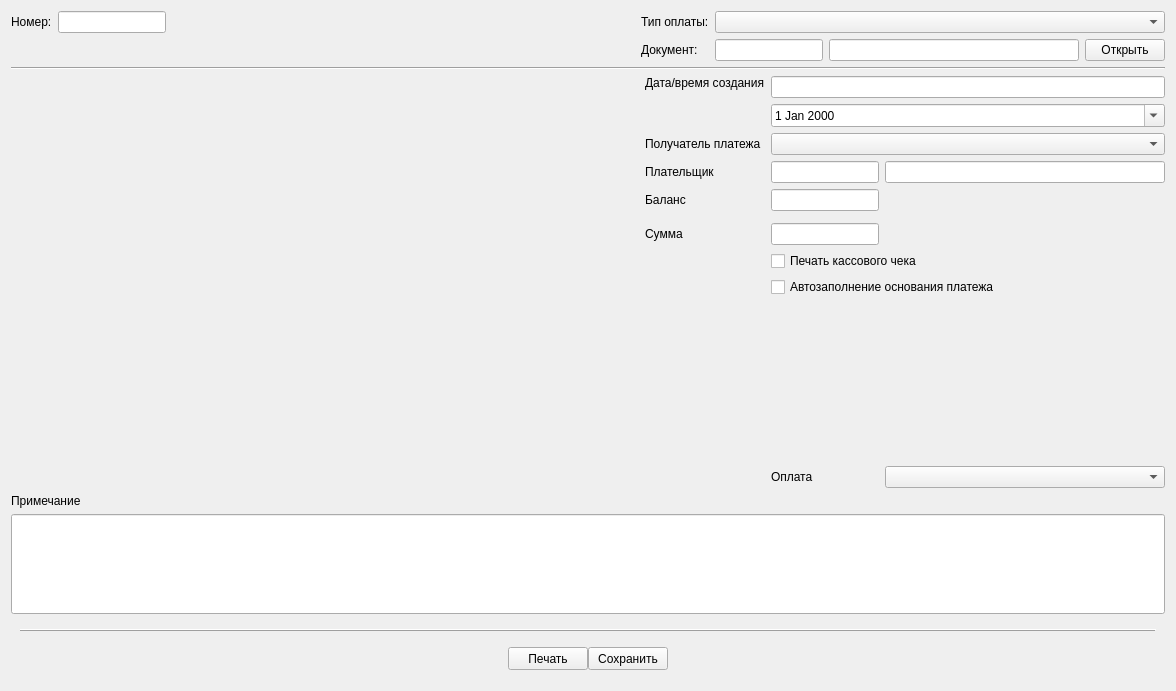
solderercb/snap_crm, file tabcashoperation.ui: the form before one commit.
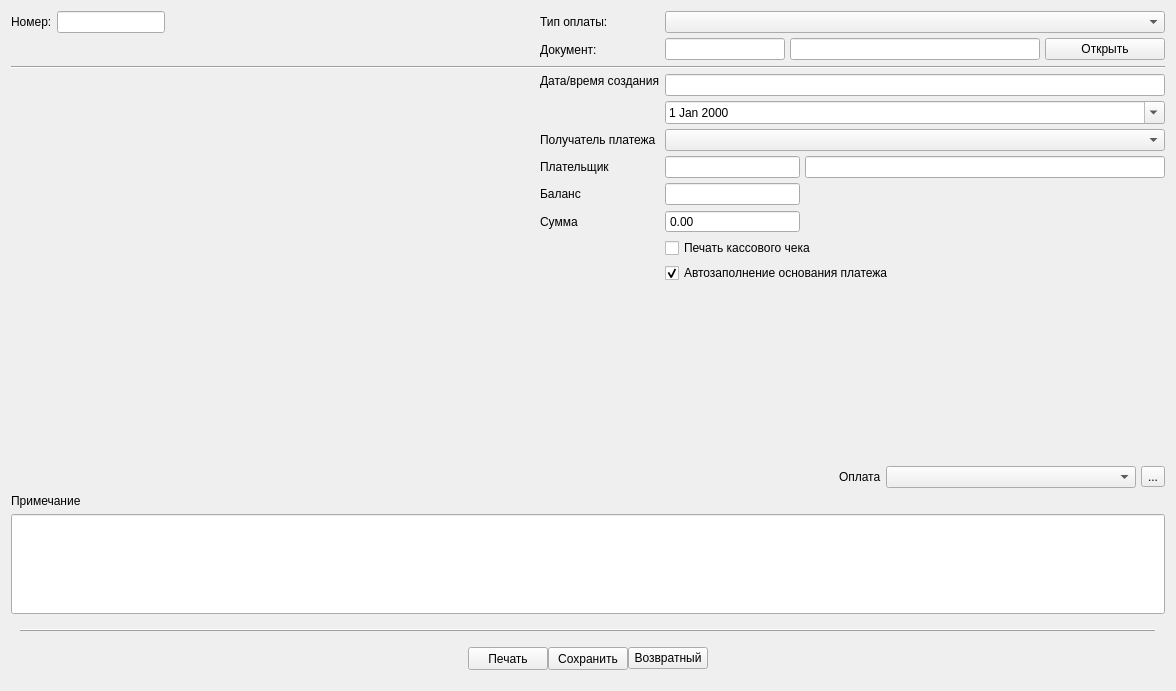
The form after the commit. Icons and pictures are not drawn. Custom widgets are drawn as their Qt base class.

Diff of the .ui file:
```diff
--- a/tabcashoperation.ui
+++ b/tabcashoperation.ui
@@ -20,6 +20,602 @@
    <property name="sizeConstraint">
     <enum>QLayout::SetMaximumSize</enum>
    </property>
+   <item row="0" column="0">
+    <layout class="QGridLayout" name="tabLayout" columnstretch="0">
+     <property name="sizeConstraint">
+      <enum>QLayout::SetMaximumSize</enum>
+     </property>
+     <item row="1" column="0">
+      <layout class="QVBoxLayout" name="verticalLayout" stretch="0,0">
+       <item>
+        <layout class="QGridLayout" name="centerGridLayout" rowstretch="0,0,0,0,0,0,0,0,0,0,0,0,0" columnstretch="1,0,0" columnminimumwidth="0,0,500">
+         <property name="spacing">
+          <number>5</number>
+         </property>
+         <item row="3" column="2">
+          <widget class="QLineEdit" name="lineEditDate">
+           <property name="readOnly">
+            <bool>true</bool>
+           </property>
+          </widget>
+         </item>
+         <item row="4" column="2">
+          <widget class="QDateEdit" name="dateEdit">
+           <property name="frame">
+            <bool>true</bool>
+           </property>
+           <property name="showGroupSeparator" stdset="0">
+            <bool>false</bool>
+           </property>
+           <property name="dateTime">
+            <datetime>
+             <hour>0</hour>
+             <minute>0</minute>
+             <second>0</second>
+             <year>2000</year>
+             <month>1</month>
+             <day>1</day>
+            </datetime>
+           </property>
+           <property name="maximumDateTime">
+            <datetime>
+             <hour>23</hour>
+             <minute>59</minute>
+             <second>59</second>
+             <year>2029</year>
+             <month>12</month>
+             <day>31</day>
+            </datetime>
+           </property>
+           <property name="minimumDateTime">
+            <datetime>
+             <hour>0</hour>
+             <minute>0</minute>
+             <second>0</second>
+             <year>2000</year>
+             <month>1</month>
+             <day>1</day>
+            </datetime>
+           </property>
+           <property name="calendarPopup">
+            <bool>true</bool>
+           </property>
+          </widget>
+         </item>
+         <item row="5" column="1">
+          <widget class="QLabel" name="labelCompany">
+           <property name="text">
+            <string>Получатель платежа</string>
+           </property>
+          </widget>
+         </item>
+         <item row="0" column="2">
+          <widget class="QComboBox" name="comboBoxOrderType">
+           <property name="sizePolicy">
+            <sizepolicy hsizetype="MinimumExpanding" vsizetype="Fixed">
+             <horstretch>0</horstretch>
+             <verstretch>0</verstretch>
+            </sizepolicy>
+           </property>
+          </widget>
+         </item>
+         <item row="6" column="2">
+          <layout class="QHBoxLayout" name="horizontalLayout_2" stretch="0,10">
+           <property name="sizeConstraint">
+            <enum>QLayout::SetFixedSize</enum>
+           </property>
+           <item>
+            <widget class="QLineEdit" name="lineClientId">
+             <property name="sizePolicy">
+              <sizepolicy hsizetype="Minimum" vsizetype="Fixed">
+               <horstretch>0</horstretch>
+               <verstretch>0</verstretch>
+              </sizepolicy>
+             </property>
+             <property name="minimumSize">
+              <size>
+               <width>135</width>
+               <height>20</height>
+              </size>
+             </property>
+             <property name="styleSheet">
+              <string notr="true"/>
+             </property>
+            </widget>
+           </item>
+           <item>
+            <widget class="SLineEdit" name="lineEditClientLastName">
+             <property name="minimumSize">
+              <size>
+               <width>280</width>
+               <height>0</height>
+              </size>
+             </property>
+            </widget>
+           </item>
+          </layout>
+         </item>
+         <item row="10" column="2">
+          <widget class="QCheckBox" name="checkBoxAutoReason">
+           <property name="text">
+            <string>Автозаполнение основания платежа</string>
+           </property>
+           <property name="checked">
+            <bool>true</bool>
+           </property>
+          </widget>
+         </item>
+         <item row="0" column="0">
+          <layout class="QHBoxLayout" name="horizontalLayout_8">
+           <item>
+            <widget class="QLabel" name="labelOrderNum">
+             <property name="sizePolicy">
+              <sizepolicy hsizetype="Preferred" vsizetype="Fixed">
+               <horstretch>0</horstretch>
+               <verstretch>0</verstretch>
+              </sizepolicy>
+             </property>
+             <property name="styleSheet">
+              <string notr="true"/>
+             </property>
+             <property name="text">
+              <string>Номер:</string>
+             </property>
+             <property name="margin">
+              <number>3</number>
+             </property>
+             <property name="indent">
+              <number>0</number>
+             </property>
+            </widget>
+           </item>
+           <item>
+            <widget class="QLineEdit" name="lineEditOrderNum">
+             <property name="sizePolicy">
+              <sizepolicy hsizetype="Minimum" vsizetype="Fixed">
+               <horstretch>0</horstretch>
+               <verstretch>0</verstretch>
+              </sizepolicy>
+             </property>
+             <property name="styleSheet">
+              <string notr="true"/>
+             </property>
+             <property name="readOnly">
+              <bool>true</bool>
+             </property>
+            </widget>
+           </item>
+           <item>
+            <spacer name="horizontalSpacer_3">
+             <property name="orientation">
+              <enum>Qt::Horizontal</enum>
+             </property>
+             <property name="sizeHint" stdset="0">
+              <size>
+               <width>40</width>
+               <height>20</height>
+              </size>
+             </property>
+            </spacer>
+           </item>
+          </layout>
+         </item>
+         <item row="6" column="1">
+          <widget class="QLabel" name="labelClient">
+           <property name="text">
+            <string>Плательщик</string>
+           </property>
+          </widget>
+         </item>
+         <item row="5" column="2">
+          <widget class="QComboBox" name="comboBoxCompany">
+           <property name="insertPolicy">
+            <enum>QComboBox::NoInsert</enum>
+           </property>
+          </widget>
+         </item>
+         <item row="11" column="2">
+          <spacer name="verticalSpacer_2">
+           <property name="orientation">
+            <enum>Qt::Vertical</enum>
+           </property>
+           <property name="sizeHint" stdset="0">
+            <size>
+             <width>20</width>
+             <height>40</height>
+            </size>
+           </property>
+          </spacer>
+         </item>
+         <item row="8" column="1">
+          <widget class="QLabel" name="labelSumm">
+           <property name="text">
+            <string>Сумма</string>
+           </property>
+          </widget>
+         </item>
+         <item row="1" column="2">
+          <layout class="QHBoxLayout" name="horizontalLayout_5">
+           <item>
+            <widget class="QLineEdit" name="lineEditLinkedObjId">
+             <property name="sizePolicy">
+              <sizepolicy hsizetype="Minimum" vsizetype="Fixed">
+               <horstretch>0</horstretch>
+               <verstretch>0</verstretch>
+              </sizepolicy>
+             </property>
+             <property name="styleSheet">
+              <string notr="true"/>
+             </property>
+            </widget>
+           </item>
+           <item>
+            <widget class="QLineEdit" name="lineEditLinkedObjCaption">
+             <property name="sizePolicy">
+              <sizepolicy hsizetype="Minimum" vsizetype="Fixed">
+               <horstretch>0</horstretch>
+               <verstretch>0</verstretch>
+              </sizepolicy>
+             </property>
+             <property name="minimumSize">
+              <size>
+               <width>250</width>
+               <height>0</height>
+              </size>
+             </property>
+             <property name="styleSheet">
+              <string notr="true"/>
+             </property>
+            </widget>
+           </item>
+           <item>
+            <widget class="QPushButton" name="pushButtonOpenLinkedObject">
+             <property name="text">
+              <string>Открыть</string>
+             </property>
+            </widget>
+           </item>
+          </layout>
+         </item>
+         <item row="2" column="0" colspan="3">
+          <widget class="Line" name="line_2">
+           <property name="orientation">
+            <enum>Qt::Horizontal</enum>
+           </property>
+          </widget>
+         </item>
+         <item row="1" column="0">
+          <widget class="QWidget" name="widgetPaddingForLayout" native="true">
+           <property name="sizePolicy">
+            <sizepolicy hsizetype="Fixed" vsizetype="Fixed">
+             <horstretch>0</horstretch>
+             <verstretch>0</verstretch>
+            </sizepolicy>
+           </property>
+           <property name="minimumSize">
+            <size>
+             <width>10</width>
+             <height>23</height>
+            </size>
+           </property>
+           <property name="maximumSize">
+            <size>
+             <width>10</width>
+             <height>23</height>
+            </size>
+           </property>
+          </widget>
+         </item>
+         <item row="0" column="1">
+          <widget class="QLabel" name="labelOrderType">
+           <property name="styleSheet">
+            <string notr="true"/>
+           </property>
+           <property name="text">
+            <string>Тип оплаты:</string>
+           </property>
+          </widget>
+         </item>
+         <item row="7" column="2">
+          <layout class="QHBoxLayout" name="horizontalLayout" stretch="0,1">
+           <property name="sizeConstraint">
+            <enum>QLayout::SetMinAndMaxSize</enum>
+           </property>
+           <item>
+            <widget class="QLineEdit" name="lineEditBalance">
+             <property name="sizePolicy">
+              <sizepolicy hsizetype="Minimum" vsizetype="Fixed">
+               <horstretch>0</horstretch>
+               <verstretch>0</verstretch>
+              </sizepolicy>
+             </property>
+             <property name="minimumSize">
+              <size>
+               <width>135</width>
+               <height>0</height>
+              </size>
+             </property>
+             <property name="readOnly">
+              <bool>true</bool>
+             </property>
+            </widget>
+           </item>
+           <item>
+            <spacer name="horizontalSpacer_4">
+             <property name="orientation">
+              <enum>Qt::Horizontal</enum>
+             </property>
+             <property name="sizeHint" stdset="0">
+              <size>
+               <width>40</width>
+               <height>20</height>
+              </size>
+             </property>
+            </spacer>
+           </item>
+          </layout>
+         </item>
+         <item row="8" column="2">
+          <layout class="QHBoxLayout" name="horizontalLayout_3" stretch="0,1">
+           <property name="sizeConstraint">
+            <enum>QLayout::SetMinAndMaxSize</enum>
+           </property>
+           <item>
+            <widget class="QDoubleSpinBox" name="doubleSpinBoxAmount">
+             <property name="sizePolicy">
+              <sizepolicy hsizetype="Minimum" vsizetype="Fixed">
+               <horstretch>0</horstretch>
+               <verstretch>0</verstretch>
+              </sizepolicy>
+             </property>
+             <property name="minimumSize">
+              <size>
+               <width>135</width>
+               <height>0</height>
+              </size>
+             </property>
+             <property name="buttonSymbols">
+              <enum>QAbstractSpinBox::NoButtons</enum>
+             </property>
+             <property name="specialValueText">
+              <string notr="true"/>
+             </property>
+             <property name="correctionMode">
+              <enum>QAbstractSpinBox::CorrectToNearestValue</enum>
+             </property>
+             <property name="keyboardTracking">
+              <bool>true</bool>
+             </property>
+             <property name="prefix">
+              <string notr="true"/>
+             </property>
+             <property name="suffix">
+              <string notr="true"/>
+             </property>
+             <property name="maximum">
+              <double>9999999.990000000223517</double>
+             </property>
+             <property name="stepType">
+              <enum>QAbstractSpinBox::AdaptiveDecimalStepType</enum>
+             </property>
+            </widget>
+           </item>
+           <item>
+            <spacer name="horizontalSpacer_5">
+             <property name="orientation">
+              <enum>Qt::Horizontal</enum>
+             </property>
+             <property name="sizeType">
+              <enum>QSizePolicy::MinimumExpanding</enum>
+             </property>
+             <property name="sizeHint" stdset="0">
+              <size>
+               <width>40</width>
+               <height>20</height>
+              </size>
+             </property>
+            </spacer>
+           </item>
+          </layout>
+         </item>
+         <item row="12" column="2">
+          <layout class="QHBoxLayout" name="horizontalLayout_7" stretch="0,0,1,0">
+           <item>
+            <spacer name="horizontalSpacer_6">
+             <property name="orientation">
+              <enum>Qt::Horizontal</enum>
+             </property>
+             <property name="sizeHint" stdset="0">
+              <size>
+               <width>40</width>
+               <height>20</height>
+              </size>
+             </property>
+            </spacer>
+           </item>
+           <item>
+            <widget class="QLabel" name="labelPaymentAccount">
+             <property name="sizePolicy">
+              <sizepolicy hsizetype="Preferred" vsizetype="Fixed">
+               <horstretch>0</horstretch>
+               <verstretch>0</verstretch>
+              </sizepolicy>
+             </property>
+             <property name="text">
+              <string>Оплата</string>
+             </property>
+             <property name="margin">
+              <number>3</number>
+             </property>
+             <property name="indent">
+              <number>0</number>
+             </property>
+            </widget>
+           </item>
+           <item>
+            <widget class="QComboBox" name="comboBoxPaymentAccount">
+             <property name="minimumSize">
+              <size>
+               <width>50</width>
+               <height>0</height>
+              </size>
+             </property>
+             <property name="maximumSize">
+              <size>
+               <width>250</width>
+               <height>16777215</height>
+              </size>
+             </property>
+             <property name="insertPolicy">
+              <enum>QComboBox::NoInsert</enum>
+             </property>
+            </widget>
+           </item>
+           <item>
+            <widget class="QToolButton" name="toolButtonApplyPaymentSystem">
+             <property name="text">
+              <string>...</string>
+             </property>
+             <property name="icon">
+              <iconset resource="styles/styles.qrc">
+               <normaloff>:/icons/light/1F5F8_32.png</normaloff>:/icons/light/1F5F8_32.png</iconset>
+             </property>
+            </widget>
+           </item>
+          </layout>
+         </item>
+         <item row="7" column="1">
+          <widget class="QLabel" name="labelBalance">
+           <property name="text">
+            <string>Баланс</string>
+           </property>
+          </widget>
+         </item>
+         <item row="1" column="1">
+          <widget class="QLabel" name="labelOfLinkedObject">
+           <property name="styleSheet">
+            <string notr="true"/>
+           </property>
+           <property name="text">
+            <string>Документ:</string>
+           </property>
+          </widget>
+         </item>
+         <item row="9" column="2">
+          <widget class="QCheckBox" name="checkBoxPrintCheck">
+           <property name="text">
+            <string>Печать кассового чека</string>
+           </property>
+          </widget>
+         </item>
+         <item row="3" column="1" rowspan="2" alignment="Qt::AlignTop">
+          <widget class="QLabel" name="labelDate">
+           <property name="sizePolicy">
+            <sizepolicy hsizetype="Preferred" vsizetype="Fixed">
+             <horstretch>0</horstretch>
+             <verstretch>0</verstretch>
+            </sizepolicy>
+           </property>
+           <property name="text">
+            <string>Дата/время создания</string>
+           </property>
+           <property name="margin">
+            <number>3</number>
+           </property>
+           <property name="indent">
+            <number>0</number>
+           </property>
+          </widget>
+         </item>
+         <item row="6" column="0" rowspan="6">
+          <layout class="QVBoxLayout" name="verticalLayout_2">
+           <item>
+            <widget class="SClientMatch" name="widgetClientMatch" native="true">
+             <property name="enabled">
+              <bool>true</bool>
+             </property>
+             <property name="sizePolicy">
+              <sizepolicy hsizetype="Preferred" vsizetype="Minimum">
+               <horstretch>0</horstretch>
+               <verstretch>0</verstretch>
+              </sizepolicy>
+             </property>
+             <property name="minimumSize">
+              <size>
+               <width>0</width>
+               <height>0</height>
+              </size>
+             </property>
+             <property name="maximumSize">
+              <size>
+               <width>16777215</width>
+               <height>500</height>
+              </size>
+             </property>
+             <layout class="QGridLayout" name="gridLayout_6">
+              <property name="leftMargin">
+               <number>5</number>
+              </property>
+              <property name="topMargin">
+               <number>5</number>
+              </property>
+              <property name="rightMargin">
+               <number>5</number>
+              </property>
+              <property name="bottomMargin">
+               <number>5</number>
+              </property>
+              <property name="spacing">
+               <number>5</number>
+              </property>
+             </layout>
+            </widget>
+           </item>
+           <item>
+            <spacer name="verticalSpacer">
+             <property name="orientation">
+              <enum>Qt::Vertical</enum>
+             </property>
+             <property name="sizeHint" stdset="0">
+              <size>
+               <width>20</width>
+               <height>40</height>
+              </size>
+             </property>
+            </spacer>
+           </item>
+          </layout>
+         </item>
+        </layout>
+       </item>
+       <item>
+        <layout class="QVBoxLayout" name="orderReasonLayout">
+         <item>
+          <widget class="QLabel" name="labelComment">
+           <property name="text">
+            <string>Примечание</string>
+           </property>
+          </widget>
+         </item>
+         <item>
+          <widget class="QLineEdit" name="lineEditReason">
+           <property name="minimumSize">
+            <size>
+             <width>0</width>
+             <height>100</height>
+            </size>
+           </property>
+           <property name="alignment">
+            <set>Qt::AlignLeading|Qt::AlignLeft|Qt::AlignTop</set>
+           </property>
+          </widget>
+         </item>
+        </layout>
+       </item>
+      </layout>
+     </item>
+    </layout>
+   </item>
    <item row="1" column="0">
     <widget class="QWidget" name="botToolbar" native="true">
      <property name="minimumSize">
@@ -106,6 +702,13 @@
             </property>
            </widget>
           </item>
+          <item row="0" column="2">
+           <widget class="QPushButton" name="buttonRevert">
+            <property name="text">
+             <string>Возвратный</string>
+            </property>
+           </widget>
+          </item>
          </layout>
         </item>
         <item row="0" column="1">
@@ -152,437 +755,6 @@
      </layout>
     </widget>
    </item>
-   <item row="0" column="0">
-    <layout class="QGridLayout" name="tabLayout" columnstretch="1">
-     <property name="sizeConstraint">
-      <enum>QLayout::SetMaximumSize</enum>
-     </property>
-     <item row="1" column="0">
-      <layout class="QVBoxLayout" name="verticalLayout" stretch="0,0,0,0">
-       <item>
-        <layout class="QGridLayout" name="tabHeaderGridLayout">
-         <item row="1" column="5">
-          <widget class="QLineEdit" name="lineEditDocumentType">
-           <property name="sizePolicy">
-            <sizepolicy hsizetype="Minimum" vsizetype="Fixed">
-             <horstretch>0</horstretch>
-             <verstretch>0</verstretch>
-            </sizepolicy>
-           </property>
-           <property name="minimumSize">
-            <size>
-             <width>250</width>
-             <height>0</height>
-            </size>
-           </property>
-           <property name="styleSheet">
-            <string notr="true"/>
-           </property>
-          </widget>
-         </item>
-         <item row="0" column="0">
-          <widget class="QLabel" name="labelOrderNum">
-           <property name="sizePolicy">
-            <sizepolicy hsizetype="Preferred" vsizetype="Fixed">
-             <horstretch>0</horstretch>
-             <verstretch>0</verstretch>
-            </sizepolicy>
-           </property>
-           <property name="styleSheet">
-            <string notr="true"/>
-           </property>
-           <property name="text">
-            <string>Номер:</string>
-           </property>
-           <property name="margin">
-            <number>3</number>
-           </property>
-           <property name="indent">
-            <number>0</number>
-           </property>
-          </widget>
-         </item>
-         <item row="0" column="4" colspan="3">
-          <widget class="QComboBox" name="comboBoxOrderType">
-           <property name="sizePolicy">
-            <sizepolicy hsizetype="MinimumExpanding" vsizetype="Fixed">
-             <horstretch>0</horstretch>
-             <verstretch>0</verstretch>
-            </sizepolicy>
-           </property>
-          </widget>
-         </item>
-         <item row="0" column="1">
-          <widget class="QLineEdit" name="lineEditOrderNum">
-           <property name="sizePolicy">
-            <sizepolicy hsizetype="Minimum" vsizetype="Fixed">
-             <horstretch>0</horstretch>
-             <verstretch>0</verstretch>
-            </sizepolicy>
-           </property>
-           <property name="styleSheet">
-            <string notr="true"/>
-           </property>
-           <property name="readOnly">
-            <bool>true</bool>
-           </property>
-          </widget>
-         </item>
-         <item row="1" column="3">
-          <widget class="QLabel" name="labelDocument">
-           <property name="styleSheet">
-            <string notr="true"/>
-           </property>
-           <property name="text">
-            <string>Документ:</string>
-           </property>
-          </widget>
-         </item>
-         <item row="1" column="4">
-          <widget class="QLineEdit" name="lineEditDocumentNum">
-           <property name="sizePolicy">
-            <sizepolicy hsizetype="Minimum" vsizetype="Fixed">
-             <horstretch>0</horstretch>
-             <verstretch>0</verstretch>
-            </sizepolicy>
-           </property>
-           <property name="styleSheet">
-            <string notr="true"/>
-           </property>
-          </widget>
-         </item>
-         <item row="0" column="3">
-          <widget class="QLabel" name="labelOrderType">
-           <property name="styleSheet">
-            <string notr="true"/>
-           </property>
-           <property name="text">
-            <string>Тип оплаты:</string>
-           </property>
-          </widget>
-         </item>
-         <item row="1" column="6">
-          <widget class="QPushButton" name="pushButtonOpenDocument">
-           <property name="text">
-            <string>Открыть</string>
-           </property>
-          </widget>
-         </item>
-         <item row="0" column="2">
-          <spacer name="horizontalSpacer_3">
-           <property name="orientation">
-            <enum>Qt::Horizontal</enum>
-           </property>
-           <property name="sizeHint" stdset="0">
-            <size>
-             <width>40</width>
-             <height>20</height>
-            </size>
-           </property>
-          </spacer>
-         </item>
-        </layout>
-       </item>
-       <item>
-        <widget class="Line" name="line_2">
-         <property name="orientation">
-          <enum>Qt::Horizontal</enum>
-         </property>
-        </widget>
-       </item>
-       <item>
-        <layout class="QGridLayout" name="centerGridLayout" rowstretch="0,0,0,0,0,0,0,0,0,0,0" columnstretch="1,0,0,0">
-         <item row="3" column="3">
-          <widget class="QLineEdit" name="lineEditClientLastName">
-           <property name="minimumSize">
-            <size>
-             <width>280</width>
-             <height>0</height>
-            </size>
-           </property>
-          </widget>
-         </item>
-         <item row="2" column="2" colspan="2">
-          <widget class="QComboBox" name="comboBoxCompany">
-           <property name="insertPolicy">
-            <enum>QComboBox::NoInsert</enum>
-           </property>
-          </widget>
-         </item>
-         <item row="1" column="2" colspan="2">
-          <widget class="QDateEdit" name="dateEdit">
-           <property name="frame">
-            <bool>true</bool>
-           </property>
-           <property name="showGroupSeparator" stdset="0">
-            <bool>false</bool>
-           </property>
-           <property name="dateTime">
-            <datetime>
-             <hour>0</hour>
-             <minute>0</minute>
-             <second>0</second>
-             <year>2000</year>
-             <month>1</month>
-             <day>1</day>
-            </datetime>
-           </property>
-           <property name="maximumDateTime">
-            <datetime>
-             <hour>23</hour>
-             <minute>59</minute>
-             <second>59</second>
-             <year>2029</year>
-             <month>12</month>
-             <day>31</day>
-            </datetime>
-           </property>
-           <property name="minimumDateTime">
-            <datetime>
-             <hour>0</hour>
-             <minute>0</minute>
-             <second>0</second>
-             <year>2000</year>
-             <month>1</month>
-             <day>1</day>
-            </datetime>
-           </property>
-           <property name="calendarPopup">
-            <bool>true</bool>
-           </property>
-          </widget>
-         </item>
-         <item row="3" column="1">
-          <widget class="QLabel" name="labelClient">
-           <property name="text">
-            <string>Плательщик</string>
-           </property>
-          </widget>
-         </item>
-         <item row="3" column="2">
-          <widget class="QLineEdit" name="lineClientId">
-           <property name="sizePolicy">
-            <sizepolicy hsizetype="Minimum" vsizetype="Fixed">
-             <horstretch>0</horstretch>
-             <verstretch>0</verstretch>
-            </sizepolicy>
-           </property>
-           <property name="minimumSize">
-            <size>
-             <width>30</width>
-             <height>0</height>
-            </size>
-           </property>
-          </widget>
-         </item>
-         <item row="0" column="2" colspan="2">
-          <widget class="QLineEdit" name="lineEditDate">
-           <property name="readOnly">
-            <bool>true</bool>
-           </property>
-          </widget>
-         </item>
-         <item row="2" column="0">
-          <spacer name="horizontalSpacer">
-           <property name="orientation">
-            <enum>Qt::Horizontal</enum>
-           </property>
-           <property name="sizeType">
-            <enum>QSizePolicy::MinimumExpanding</enum>
-           </property>
-           <property name="sizeHint" stdset="0">
-            <size>
-             <width>40</width>
-             <height>20</height>
-            </size>
-           </property>
-          </spacer>
-         </item>
-         <item row="2" column="1">
-          <widget class="QLabel" name="labelCompany">
-           <property name="text">
-            <string>Получатель платежа</string>
-           </property>
-          </widget>
-         </item>
-         <item row="4" column="1">
-          <widget class="QLabel" name="labelBalance">
-           <property name="text">
-            <string>Баланс</string>
-           </property>
-          </widget>
-         </item>
-         <item row="4" column="2">
-          <widget class="QLineEdit" name="lineEditBalance">
-           <property name="sizePolicy">
-            <sizepolicy hsizetype="Minimum" vsizetype="Fixed">
-             <horstretch>0</horstretch>
-             <verstretch>0</verstretch>
-            </sizepolicy>
-           </property>
-           <property name="minimumSize">
-            <size>
-             <width>40</width>
-             <height>0</height>
-            </size>
-           </property>
-           <property name="readOnly">
-            <bool>true</bool>
-           </property>
-          </widget>
-         </item>
-         <item row="6" column="1">
-          <widget class="QLabel" name="labelSumm">
-           <property name="text">
-            <string>Сумма</string>
-           </property>
-          </widget>
-         </item>
-         <item row="6" column="2">
-          <widget class="QLineEdit" name="lineEditSumm">
-           <property name="sizePolicy">
-            <sizepolicy hsizetype="Minimum" vsizetype="Fixed">
-             <horstretch>0</horstretch>
-             <verstretch>0</verstretch>
-            </sizepolicy>
-           </property>
-           <property name="minimumSize">
-            <size>
-             <width>40</width>
-             <height>0</height>
-            </size>
-           </property>
-          </widget>
-         </item>
-         <item row="8" column="2" colspan="2">
-          <widget class="QCheckBox" name="checkBoxAutoReason">
-           <property name="text">
-            <string>Автозаполнение основания платежа</string>
-           </property>
-          </widget>
-         </item>
-         <item row="7" column="2" colspan="2">
-          <widget class="QCheckBox" name="checkBoxPrintCheck">
-           <property name="text">
-            <string>Печать кассового чека</string>
-           </property>
-          </widget>
-         </item>
-         <item row="9" column="2">
-          <spacer name="verticalSpacer_2">
-           <property name="orientation">
-            <enum>Qt::Vertical</enum>
-           </property>
-           <property name="sizeHint" stdset="0">
-            <size>
-             <width>20</width>
-             <height>40</height>
-            </size>
-           </property>
-          </spacer>
-         </item>
-         <item row="10" column="3">
-          <widget class="QComboBox" name="comboBoxPaymentAccount">
-           <property name="insertPolicy">
-            <enum>QComboBox::NoInsert</enum>
-           </property>
-          </widget>
-         </item>
-         <item row="10" column="2">
-          <widget class="QLabel" name="labelPaymentAccount">
-           <property name="sizePolicy">
-            <sizepolicy hsizetype="Preferred" vsizetype="Fixed">
-             <horstretch>0</horstretch>
-             <verstretch>0</verstretch>
-            </sizepolicy>
-           </property>
-           <property name="text">
-            <string>Оплата</string>
-           </property>
-           <property name="margin">
-            <number>3</number>
-           </property>
-           <property name="indent">
-            <number>0</number>
-           </property>
-          </widget>
-         </item>
-         <item row="0" column="1" rowspan="2" alignment="Qt::AlignTop">
-          <widget class="QLabel" name="labelDate">
-           <property name="sizePolicy">
-            <sizepolicy hsizetype="Preferred" vsizetype="Fixed">
-             <horstretch>0</horstretch>
-             <verstretch>0</verstretch>
-            </sizepolicy>
-           </property>
-           <property name="text">
-            <string>Дата/время создания</string>
-           </property>
-           <property name="margin">
-            <number>3</number>
-           </property>
-           <property name="indent">
-            <number>0</number>
-           </property>
-          </widget>
-         </item>
-         <item row="3" column="0" rowspan="3">
-          <widget class="SClientMatch" name="widgetClientMatch" native="true">
-           <property name="enabled">
-            <bool>true</bool>
-           </property>
-           <property name="maximumSize">
-            <size>
-             <width>16777215</width>
-             <height>500</height>
-            </size>
-           </property>
-           <layout class="QGridLayout" name="gridLayout_6">
-            <property name="leftMargin">
-             <number>5</number>
-            </property>
-            <property name="topMargin">
-             <number>5</number>
-            </property>
-            <property name="rightMargin">
-             <number>5</number>
-            </property>
-            <property name="bottomMargin">
-             <number>5</number>
-            </property>
-            <property name="spacing">
-             <number>5</number>
-            </property>
-           </layout>
-          </widget>
-         </item>
-        </layout>
-       </item>
-       <item>
-        <layout class="QVBoxLayout" name="orderReasonLayout">
-         <item>
-          <widget class="QLabel" name="labelComment">
-           <property name="text">
-            <string>Примечание</string>
-           </property>
-          </widget>
-         </item>
-         <item>
-          <widget class="QLineEdit" name="lineEditComment">
-           <property name="minimumSize">
-            <size>
-             <width>0</width>
-             <height>100</height>
-            </size>
-           </property>
-          </widget>
-         </item>
-        </layout>
-       </item>
-      </layout>
-     </item>
-    </layout>
-   </item>
   </layout>
  </widget>
  <customwidgets>
@@ -592,6 +764,14 @@
    <header>widgets/sclientmatch.h</header>
    <container>1</container>
   </customwidget>
+  <customwidget>
+   <class>SLineEdit</class>
+   <extends>QLineEdit</extends>
+   <header>widgets/slineedit.h</header>
+   <slots>
+    <signal>buttonClicked(int)</signal>
+   </slots>
+  </customwidget>
  </customwidgets>
  <tabstops>
   <tabstop>buttonSave</tabstop>
```
Left out of the diff: 114 changed lines with no effect on the pictures.
